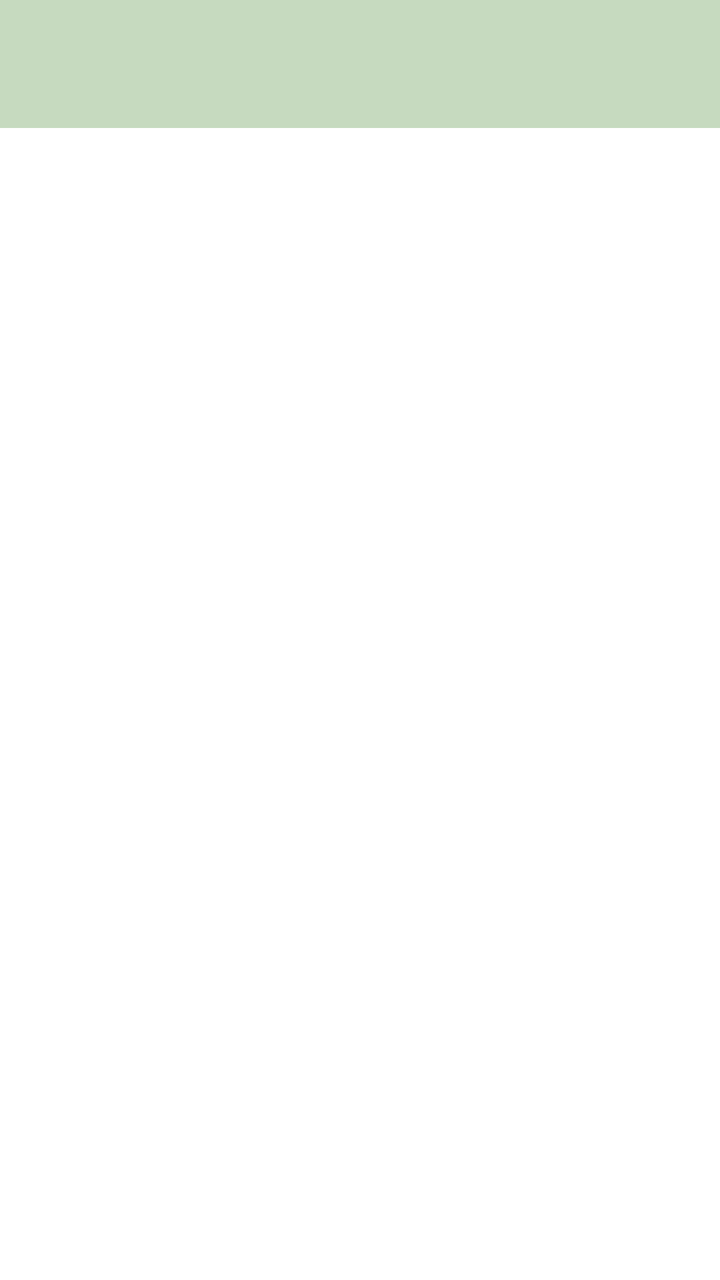
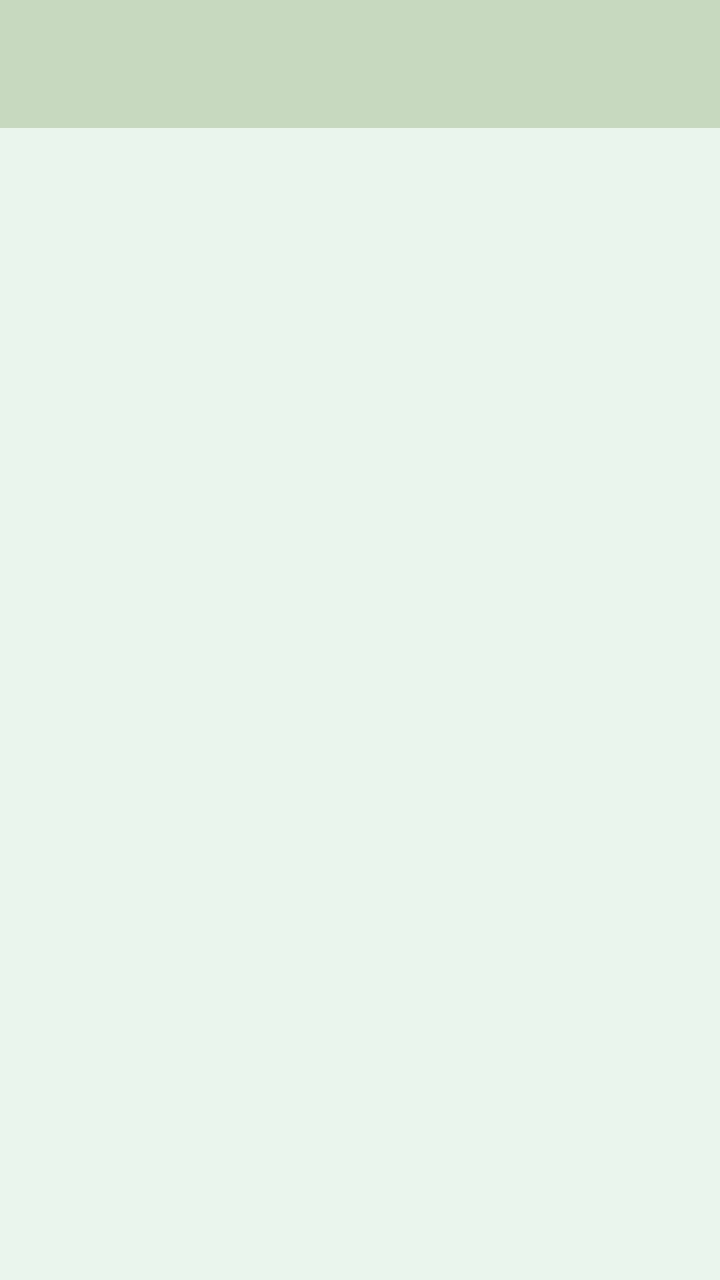

Compare the two renders of this Android layout. The source of the first and the diff that turns it into the second are given below.
<!-- AndroidManifest.xml: application theme Theme.Sherine_TIA -->
<!-- res/layout/fragment_more.xml -->
<?xml version="1.0" encoding="utf-8"?>
<androidx.coordinatorlayout.widget.CoordinatorLayout xmlns:android="http://schemas.android.com/apk/res/android"
    xmlns:app="http://schemas.android.com/apk/res-auto"
    xmlns:tools="http://schemas.android.com/tools"
    android:layout_width="match_parent"
    android:layout_height="match_parent"
    android:background="@color/white"
    tools:context=".More.MoreFragment">

    <com.google.android.material.appbar.AppBarLayout
        android:id="@+id/appBarLayout"
        android:layout_width="match_parent"
        android:layout_height="wrap_content"
        android:theme="@style/ThemeOverlay.AppCompat.Dark.ActionBar">

        <androidx.appcompat.widget.Toolbar
            android:id="@+id/toolbar"
            android:layout_width="match_parent"
            android:layout_height="?attr/actionBarSize"
            android:background="@color/lightGreen"
            app:layout_scrollFlags="scroll|enterAlways"
            app:titleTextColor="@color/blue" />
    </com.google.android.material.appbar.AppBarLayout>

    <ListView
        android:id="@+id/listViewItems"
        android:layout_width="match_parent"
        android:layout_height="match_parent"
        app:layout_behavior="@string/appbar_scrolling_view_behavior" />

</androidx.coordinatorlayout.widget.CoordinatorLayout>
<!-- resources referenced by this layout -->
<resources>
  <color name="blue">#114B5F</color>
  <color name="lightGreen">#C6DABF</color>
  <color name="white">#FFFFFFFF</color>
  <style name="Theme.Sherine_TIA" parent="Base.Theme.Sherine_TIA" />
  <style name="Base.Theme.Sherine_TIA" parent="Theme.Material3.DayNight.NoActionBar">
          
          
      </style>
</resources>

<!-- the commit's change to res/layout/fragment_more.xml (unified diff, before → after) -->
@@ -4,7 +4,7 @@
     xmlns:tools="http://schemas.android.com/tools"
     android:layout_width="match_parent"
     android:layout_height="match_parent"
-    android:background="@color/white"
+    android:background="@color/bgColour"
     tools:context=".More.MoreFragment">
 
     <com.google.android.material.appbar.AppBarLayout
<!-- resource entries referenced after the edit -->
@@ -1,8 +1,8 @@
 <!-- resources referenced by this layout -->
 <resources>
+  <color name="bgColour">#EAF5EE</color>
   <color name="blue">#114B5F</color>
   <color name="lightGreen">#C6DABF</color>
-  <color name="white">#FFFFFFFF</color>
   <style name="Theme.Sherine_TIA" parent="Base.Theme.Sherine_TIA" />
   <style name="Base.Theme.Sherine_TIA" parent="Theme.Material3.DayNight.NoActionBar">
           
